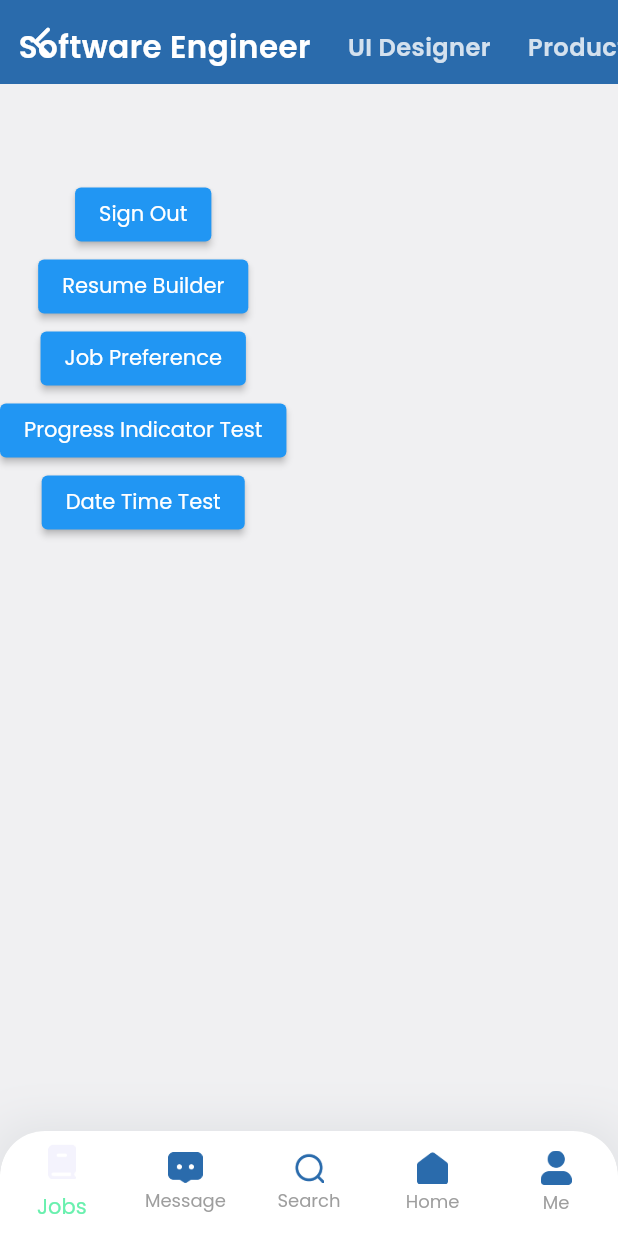
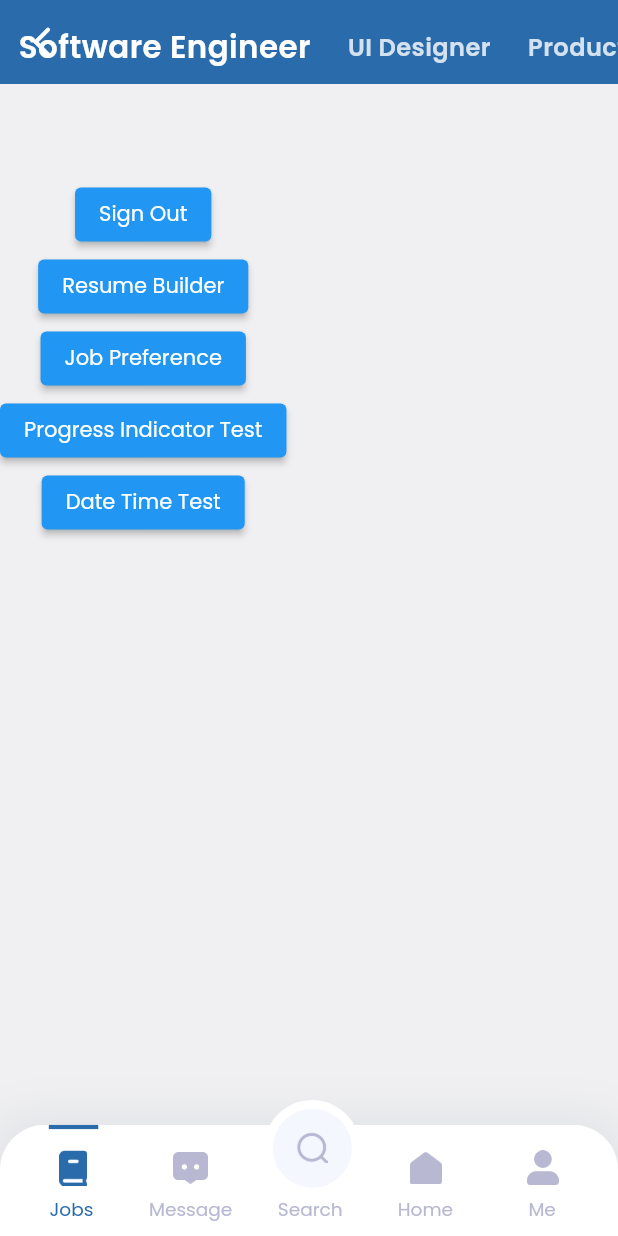
Before and after one commit to ZiY1/Autism-Bridge, a Flutter app: the AsdHomeScreen screen opened directly with empty values, on a phone screen of 412 x 824 dp. Run offline on Flutter 3.47's test engine with Material 2 defaults, Android fonts, the phone set to English and light mode, and no system bars; our stand-ins replace cloud_firestore, date_format, dotted_border, email_validator, firebase_auth, firebase_core and 7 more; missing offline and left inert: flutter_pdfview, flutter_picker, mailer; accounts and stored records are empty; network calls fail.

Commit message:
Added job seeker home screen bottom navigation bar

```diff
--- a/lib/screens/asd_employment_history_screen.dart
+++ b/lib/screens/asd_employment_history_screen.dart
@@ -10,7 +10,6 @@ import 'package:autism_bridge/widgets/resume_builder_picker.dart';
 import 'package:autism_bridge/widgets/resume_date_toggle.dart';
 import 'package:autism_bridge/widgets/rounded_icon_container.dart';
 import 'package:autism_bridge/widgets/utils.dart';
-import 'package:flutter/cupertino.dart';
 import 'package:flutter/material.dart';
 import 'package:flutter_picker/Picker.dart';
 import 'package:sizer/sizer.dart';
--- a/lib/screens/asd_home_screen.dart
+++ b/lib/screens/asd_home_screen.dart
@@ -10,6 +10,10 @@ import 'package:autism_bridge/models/skill_data.dart';
 import 'package:autism_bridge/screens/asd_resume_builder_screen.dart';
 import 'package:autism_bridge/screens/welcome_screen.dart';
 import 'package:autism_bridge/widgets/date_time_picker_widget.dart';
+import 'package:autism_bridge/widgets/my_bottom_nav_bar.dart';
+import 'package:autism_bridge/widgets/my_bottom_nav_bar_icon.dart';
+import 'package:autism_bridge/widgets/my_bottom_nav_bar_indicator.dart';
+import 'package:autism_bridge/widgets/my_bottom_nav_bar_label.dart';
 import 'package:autism_bridge/widgets/utils.dart';
 import 'package:cloud_firestore/cloud_firestore.dart';
 import 'package:firebase_auth/firebase_auth.dart';
@@ -35,6 +39,38 @@ class _AsdHomeScreenState extends State<AsdHomeScreen> {
   final _auth = FirebaseAuth.instance;
 
   final _firestore = FirebaseFirestore.instance;
+
+  int bottomNavBarCurrentIndex = 0;
+
+  void jobBtnOnPressed() {
+    setState(() {
+      bottomNavBarCurrentIndex = 0;
+    });
+  }
+
+  void messageBtnOnPressed() {
+    setState(() {
+      bottomNavBarCurrentIndex = 1;
+    });
+  }
+
+  void searchBtnOnPressed() {
+    setState(() {
+      bottomNavBarCurrentIndex = 2;
+    });
+  }
+
+  void homeBtnOnPressed() {
+    setState(() {
+      bottomNavBarCurrentIndex = 3;
+    });
+  }
+
+  void meBtnOnPressed() {
+    setState(() {
+      bottomNavBarCurrentIndex = 4;
+    });
+  }
 
   Future<void> resumeBuilderBtnOnPressed() async {
     PersonalDetails? userPersonalDetails =
@@ -99,7 +135,7 @@ class _AsdHomeScreenState extends State<AsdHomeScreen> {
 
   @override
   Widget build(BuildContext context) {
-    const double navBarIconSize = 3.5;
+    const double navBarIconSize = 3.425;
     return DefaultTabController(
       length: 3,
       child: Scaffold(
@@ -240,74 +276,123 @@ class _AsdHomeScreenState extends State<AsdHomeScreen> {
           //   },
           // ),
         ),
-        bottomNavigationBar: Container(
-          height: 8.5.h,
+        bottomNavigationBar: MyBottomNavBar(
+          middleSearch: GestureDetector(
+            onTap: searchBtnOnPressed,
+            child: Container(
+              width: 6.4.h,
+              height: 6.4.h,
+              child: Padding(
+                padding: EdgeInsets.only(bottom: 0.15.h, right: 0.1.h),
+                child: Image.asset(
+                  'images/icon_search.png',
+                  scale: 3.3,
+                  color: bottomNavBarCurrentIndex == 2
+                      ? kAutismBridgeBlue
+                      : const Color(0xFFB8B8D2),
+                ),
+              ),
               decoration: BoxDecoration(
-            boxShadow: [
-              BoxShadow(
-                color: const Color(0xFF8A959E).withOpacity(0.2),
-                spreadRadius: 0,
-                blurRadius: 30.0,
-                //offset: Offset(0, 3), // changes position of shadow
+                color: const Color(0xFF3D5CFF).withOpacity(0.05),
+                shape: BoxShape.circle,
+              ),
+            ),
+          ),
+          firstRow: Row(
+            children: [
+              MyBottomNavBarIndicator(
+                isSelected: bottomNavBarCurrentIndex == 0 ? true : false,
+              ),
+              SizedBox(
+                width: 10.92.w,
+              ),
+              MyBottomNavBarIndicator(
+                isSelected: bottomNavBarCurrentIndex == 1 ? true : false,
+              ),
+              SizedBox(
+                width: 30.07.w,
+              ),
+              MyBottomNavBarIndicator(
+                isSelected: bottomNavBarCurrentIndex == 3 ? true : false,
+              ),
+              SizedBox(
+                width: 11.1.w,
+              ),
+              MyBottomNavBarIndicator(
+                isSelected: bottomNavBarCurrentIndex == 4 ? true : false,
               ),
             ],
           ),
-          child: ClipRRect(
-            borderRadius: const BorderRadius.only(
-              topLeft: Radius.circular(30.0),
-              topRight: Radius.circular(30.0),
+          secondRow: Row(
+            mainAxisAlignment: MainAxisAlignment.spaceBetween,
+            children: [
+              MyBottomNavBarIcon(
+                isSelected: bottomNavBarCurrentIndex == 0 ? true : false,
+                onPressed: jobBtnOnPressed,
+                iconPath: 'images/icon_job.png',
               ),
-            child: BottomNavigationBar(
-              type: BottomNavigationBarType.fixed,
-              backgroundColor: Colors.white,
-              selectedItemColor: Colors.greenAccent,
-              unselectedItemColor: Colors.grey,
-              items: [
-                BottomNavigationBarItem(
-                  icon: Padding(
-                    padding: EdgeInsets.only(bottom: 1.h),
-                    child: Image.asset(
-                      'images/icon_job.png',
-                      scale: navBarIconSize,
-                      //color: kAutismBridgeBlue,
+              MyBottomNavBarIcon(
+                isSelected: bottomNavBarCurrentIndex == 1 ? true : false,
+                onPressed: messageBtnOnPressed,
+                iconPath: 'images/icon_message.png',
               ),
-                  ),
-                  label: 'Jobs',
-                ),
-                BottomNavigationBarItem(
-                  icon: Image.asset(
-                    'images/icon_message.png',
-                    scale: navBarIconSize,
-                    color: kAutismBridgeBlue,
-                  ),
-                  label: 'Message',
-                ),
-                BottomNavigationBarItem(
-                  icon: Image.asset(
+              Image.asset(
                 'images/icon_search.png',
                 scale: navBarIconSize,
-                    color: kAutismBridgeBlue,
+                color: Colors.transparent,
               ),
-                  label: 'Search',
+              MyBottomNavBarIcon(
+                isSelected: bottomNavBarCurrentIndex == 3 ? true : false,
+                onPressed: homeBtnOnPressed,
+                iconPath: 'images/icon_home.png',
               ),
-                BottomNavigationBarItem(
-                  icon: Image.asset(
-                    'images/icon_home.png',
-                    scale: navBarIconSize,
-                    color: kAutismBridgeBlue,
-                  ),
-                  label: 'Home',
-                ),
-                BottomNavigationBarItem(
-                  icon: Image.asset(
-                    'images/icon_me.png',
-                    scale: navBarIconSize,
-                    color: kAutismBridgeBlue,
-                  ),
-                  label: 'Me',
+              MyBottomNavBarIcon(
+                isSelected: bottomNavBarCurrentIndex == 4 ? true : false,
+                onPressed: meBtnOnPressed,
+                iconPath: 'images/icon_me.png',
               ),
             ],
           ),
+          thirdRow: Row(
+            children: [
+              MyBottomNavBarLabel(
+                isSelected: bottomNavBarCurrentIndex == 0 ? true : false,
+                onPressed: jobBtnOnPressed,
+                labelName: 'Jobs',
+              ),
+              SizedBox(
+                width: 9.w,
+              ),
+              MyBottomNavBarLabel(
+                isSelected: bottomNavBarCurrentIndex == 1 ? true : false,
+                onPressed: messageBtnOnPressed,
+                labelName: 'Message',
+              ),
+              SizedBox(
+                width: 7.35.w,
+              ),
+              MyBottomNavBarLabel(
+                isSelected: bottomNavBarCurrentIndex == 2 ? true : false,
+                onPressed: searchBtnOnPressed,
+                labelName: 'Search',
+              ),
+              SizedBox(
+                width: 8.9.w,
+              ),
+              MyBottomNavBarLabel(
+                isSelected: bottomNavBarCurrentIndex == 3 ? true : false,
+                onPressed: homeBtnOnPressed,
+                labelName: 'Home',
+              ),
+              SizedBox(
+                width: 12.2.w,
+              ),
+              MyBottomNavBarLabel(
+                isSelected: bottomNavBarCurrentIndex == 4 ? true : false,
+                onPressed: jobBtnOnPressed,
+                labelName: 'Me',
+              ),
+            ],
           ),
         ),
       ),
--- a/lib/screens/asd_login_screen.dart
+++ b/lib/screens/asd_login_screen.dart
@@ -10,9 +10,7 @@ import 'package:flutter/material.dart';
 import 'package:autism_bridge/widgets/registration_button.dart';
 import 'package:autism_bridge/widgets/registration_title.dart';
 import 'package:sizer/sizer.dart';
-import '../main.dart';
 import 'package:autism_bridge/widgets/utils.dart';
-
 import 'asd_email_verify_screen.dart';
 
 class AsdLoginScreen extends StatefulWidget {
--- a/lib/screens/asd_personal_details_screen.dart
+++ b/lib/screens/asd_personal_details_screen.dart
@@ -302,7 +302,6 @@ class _AsdPersonalDetailsScreenState extends State<AsdPersonalDetailsScreen> {
     // }
   }
 
-  // TODO: configure for iOS
   Future pickImage(ImageSource imageSource) async {
     try {
       final image = await ImagePicker().pickImage(source: imageSource);
--- a/lib/screens/asd_signup_screen.dart
+++ b/lib/screens/asd_signup_screen.dart
@@ -12,7 +12,6 @@ import 'package:flutter/material.dart';
 import 'package:autism_bridge/widgets/registration_button.dart';
 import 'package:autism_bridge/widgets/registration_title.dart';
 import 'package:sizer/sizer.dart';
-import '../main.dart';
 import 'package:autism_bridge/widgets/utils.dart';
 
 class AsdSignupScreen extends StatefulWidget {
--- a/lib/screens/determine_user_type_loading_screen.dart
+++ b/lib/screens/determine_user_type_loading_screen.dart
@@ -1,7 +1,6 @@
 import 'package:autism_bridge/models/asd_user_credentials.dart';
 import 'package:autism_bridge/screens/SignedEmployerHomeScreen.dart';
 import 'package:autism_bridge/screens/asd_home_screen.dart';
-import 'package:autism_bridge/screens/welcome_screen.dart';
 import 'package:cloud_firestore/cloud_firestore.dart';
 import 'package:firebase_auth/firebase_auth.dart';
 import 'package:flutter/material.dart';
@@ -88,8 +87,6 @@ class _DetermineUserTypeLoadingScreenState
                       'determine_user_type_screen=>checkUserTypeAndGetUserCredentials');
             }
           } else {
-            // TODO: Fetch Employer user credentials
-
             // Fetch employer user credentials
             String userId;
             String userUrlProfilePicture;
@@ -179,7 +176,6 @@ class _DetermineUserTypeLoadingScreenState
                 asdUserCredentials: asdUserCredentials!,
               );
             } else {
-              //TODO: change this when billy finish the SignedInEmployerHomeScreen arch rebuild
               return SignedEmployerHomeScreen(employer: employer!);
             }
           }
--- /dev/null
+++ b/lib/widgets/my_bottom_nav_bar.dart
@@ -0,0 +1,89 @@
+import 'package:flutter/material.dart';
+import 'package:sizer/sizer.dart';
+
+class MyBottomNavBar extends StatelessWidget {
+  final Widget firstRow;
+  final Widget secondRow;
+  final Widget thirdRow;
+  final Widget middleSearch;
+  const MyBottomNavBar(
+      {Key? key,
+      required this.firstRow,
+      required this.secondRow,
+      required this.thirdRow,
+      required this.middleSearch})
+      : super(key: key);
+
+  @override
+  Widget build(BuildContext context) {
+    return Stack(
+      clipBehavior: Clip.none,
+      children: [
+        Positioned(
+          child: Container(
+            height: 9.h,
+            decoration: BoxDecoration(
+              boxShadow: [
+                BoxShadow(
+                  color: const Color(0xFF8A959E).withOpacity(0.2),
+                  spreadRadius: 0,
+                  blurRadius: 30.0,
+                ),
+              ],
+            ),
+            child: ClipRRect(
+              borderRadius: const BorderRadius.only(
+                topLeft: Radius.circular(30.0),
+                topRight: Radius.circular(30.0),
+              ),
+              child: BottomAppBar(
+                elevation: 0,
+                child: Column(
+                  children: [
+                    Padding(
+                      padding: EdgeInsets.symmetric(horizontal: 3.95.h),
+                      child: firstRow,
+                    ),
+                    SizedBox(
+                      height: 1.7.h,
+                    ),
+                    Padding(
+                      padding: EdgeInsets.symmetric(
+                        horizontal: 4.8.h,
+                      ),
+                      child: secondRow,
+                    ),
+                    SizedBox(
+                      height: 0.75.h,
+                    ),
+                    Padding(
+                      padding: EdgeInsets.only(left: 4.h, right: 4.h),
+                      child: thirdRow,
+                    ),
+                  ],
+                ),
+              ),
+            ),
+          ),
+        ),
+        Positioned(
+          left: 42.7.w,
+          bottom: 3.2.h,
+          child: Container(
+            width: 7.8.h,
+            height: 7.8.h,
+            decoration: const BoxDecoration(
+              color: Colors.white,
+              shape: BoxShape.circle,
+            ),
+          ),
+        ),
+        Positioned(
+          left: 44.14.w,
+          bottom: 3.9.h,
+          child: middleSearch,
+        ),
+      ],
+    );
+  }
+}
--- /dev/null
+++ b/lib/widgets/my_bottom_nav_bar_icon.dart
@@ -0,0 +1,27 @@
+import 'package:flutter/material.dart';
+
+import '../constants.dart';
+
+class MyBottomNavBarIcon extends StatelessWidget {
+  final bool isSelected;
+  final Function()? onPressed;
+  final String iconPath;
+  const MyBottomNavBarIcon({
+    Key? key,
+    required this.isSelected,
+    required this.onPressed,
+    required this.iconPath,
+  }) : super(key: key);
+
+  @override
+  Widget build(BuildContext context) {
+    return GestureDetector(
+      onTap: onPressed,
+      child: Image.asset(
+        iconPath,
+        scale: 3.425,
+        color: isSelected ? kAutismBridgeBlue : const Color(0xFFB8B8D2),
+      ),
+    );
+  }
+}
--- /dev/null
+++ b/lib/widgets/my_bottom_nav_bar_indicator.dart
@@ -0,0 +1,21 @@
+import 'package:flutter/material.dart';
+import 'package:sizer/sizer.dart';
+
+import '../constants.dart';
+
+class MyBottomNavBarIndicator extends StatelessWidget {
+  final bool isSelected;
+  const MyBottomNavBarIndicator({
+    Key? key,
+    required this.isSelected,
+  }) : super(key: key);
+
+  @override
+  Widget build(BuildContext context) {
+    return Container(
+      width: 4.h,
+      height: 0.35.h,
+      color: isSelected ? kAutismBridgeBlue : Colors.transparent,
+    );
+  }
+}
--- /dev/null
+++ b/lib/widgets/my_bottom_nav_bar_label.dart
@@ -0,0 +1,31 @@
+import 'package:flutter/material.dart';
+import 'package:sizer/sizer.dart';
+
+import '../constants.dart';
+
+class MyBottomNavBarLabel extends StatelessWidget {
+  final bool isSelected;
+  final Function()? onPressed;
+  final String labelName;
+
+  const MyBottomNavBarLabel({
+    Key? key,
+    required this.isSelected,
+    required this.onPressed,
+    required this.labelName,
+  }) : super(key: key);
+
+  @override
+  Widget build(BuildContext context) {
+    return GestureDetector(
+      onTap: onPressed,
+      child: Text(
+        labelName,
+        style: TextStyle(
+          fontSize: 9.sp,
+          color: isSelected ? kAutismBridgeBlue : const Color(0xFFB8B8D2),
+        ),
+      ),
+    );
+  }
+}
--- a/lib/widgets/resume_date_toggle.dart
+++ b/lib/widgets/resume_date_toggle.dart
@@ -1,7 +1,5 @@
 import 'package:flutter/cupertino.dart';
-import 'package:flutter/material.dart';
 import 'package:sizer/sizer.dart';
-
 import '../constants.dart';
 
 class ResumeDateToggle extends StatelessWidget {
--- a/lib/widgets/utils.dart
+++ b/lib/widgets/utils.dart
@@ -1,6 +1,5 @@
 import 'dart:convert';
 import 'dart:io';
-import 'package:autism_bridge/apis/resume_pdf_api.dart';
 import 'package:autism_bridge/constants.dart';
 import 'package:autism_bridge/widgets/resume_builder_button.dart';
 import 'package:flutter/cupertino.dart';
```
Also changed, not shown: lib/widgets/is_log_in.dart (+0 -30 lines). Lines whose indentation alone changed are shown as unchanged.
